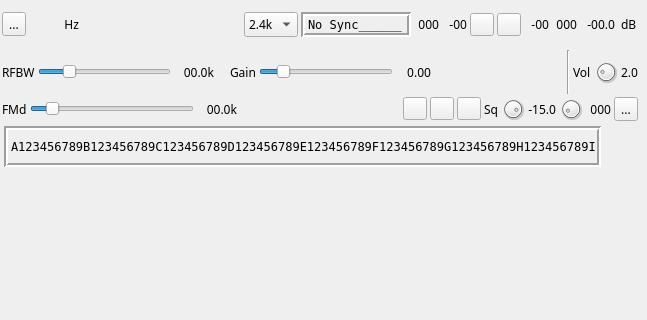
Above: plugins/channel/demoddsd/dsddemodgui.ui from f4exb/sdrangel before the change; both pictures show x 0 to 647 and y 0 to 320 of the 647 by 841 pixel window. Below: the same form after it.
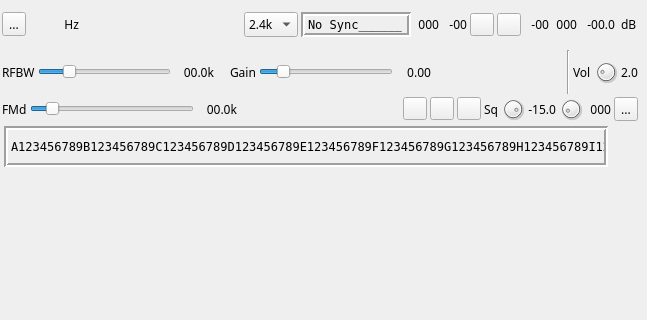
That is the form after the change. Icons and pictures are not drawn. Custom widgets are drawn as their Qt base class.

Commit message: DSD demod: extend status text to 82 characters. D-Star: add locator space to status text

Diff of the .ui file:
```diff
--- a/plugins/channel/demoddsd/dsddemodgui.ui
+++ b/plugins/channel/demoddsd/dsddemodgui.ui
@@ -818,7 +818,7 @@
          <number>2</number>
         </property>
         <property name="text">
-         <string>A123456789B123456789C123456789D123456789E123456789F123456789G123456789H123456789I</string>
+         <string>A123456789B123456789C123456789D123456789E123456789F123456789G123456789H123456789I12</string>
         </property>
        </widget>
       </item>
```
Left out of the diff: 22 changed lines with no effect on the pictures. The commit also changes 2 other files.
